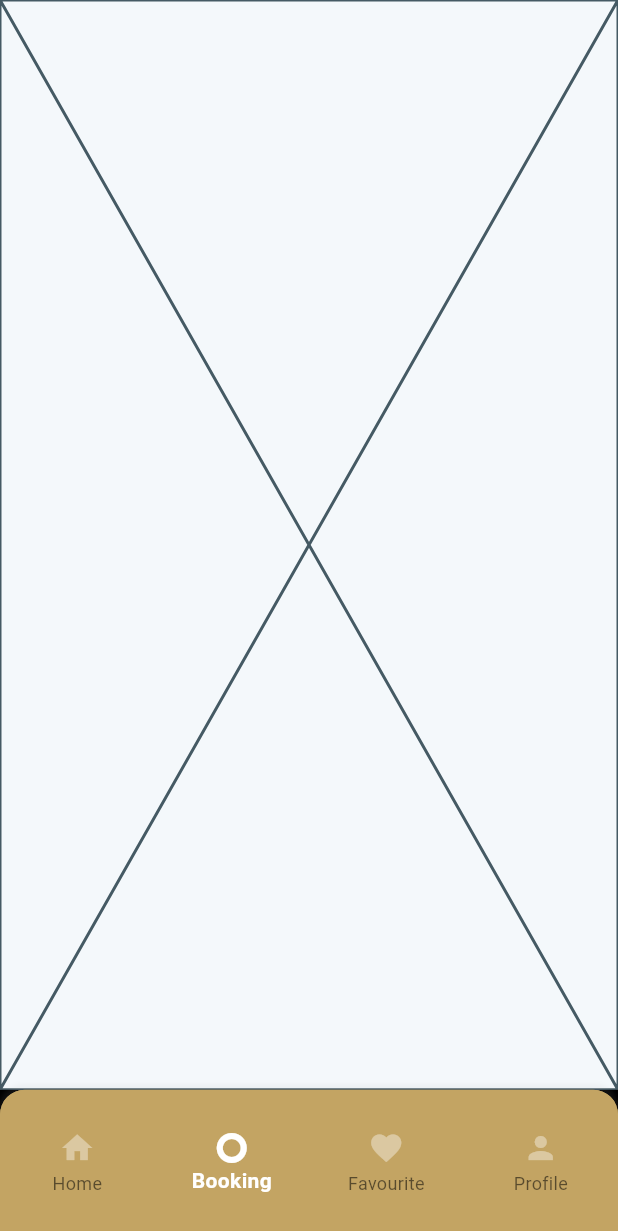
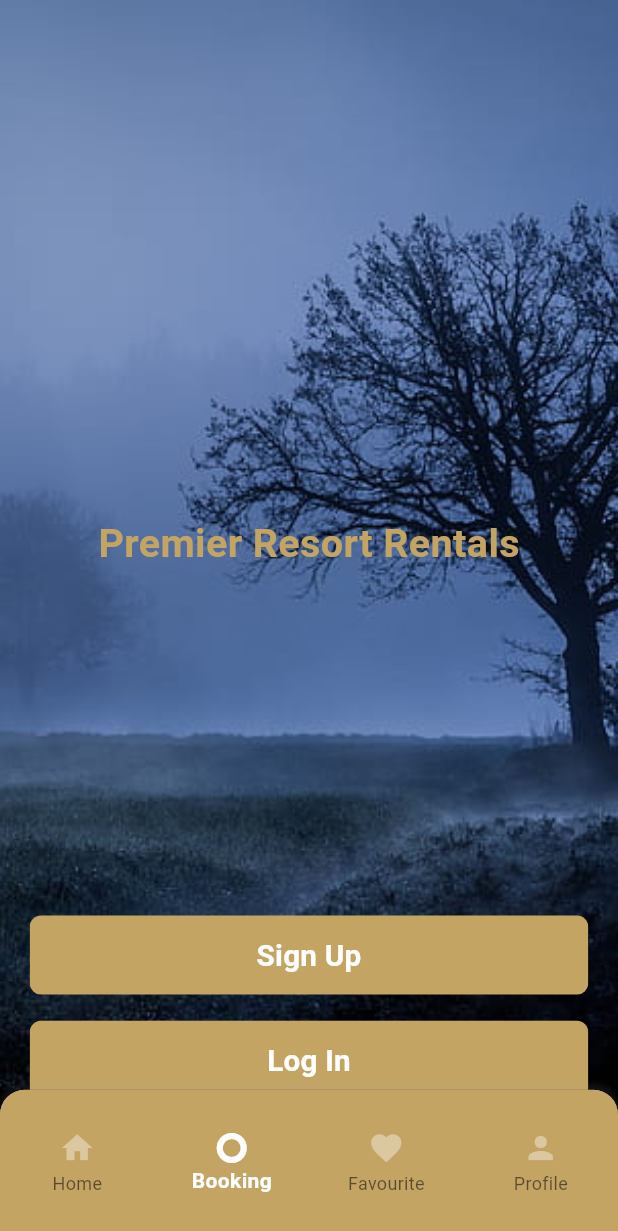
Before and after one commit to MunzurulAzam/parttime, a Flutter app: the screen it shows after launch, item 2 of the bottom bar chosen, on a phone screen of 412 x 824 dp. Shown: the top 1231 px of the screen. Run offline on Flutter 3.47's test engine with Material 3 defaults, Android fonts, the phone set to English and light mode, and no system bars; drawn by our look-alikes of auto_size_text; our stand-ins replace cached_network_image, carousel_slider, flutter_riverpod, flutter_screenutil, flutter_svg, shared_preferences; generated files the repository leaves out were written again; network calls fail; Roboto replaces fonts that are missing (Poppins); key blocks and very long unbroken strings in the code were emptied for the run.

Commit message:
trip_screen

```diff
--- a/lib/core/config/routes/app_routes.dart
+++ b/lib/core/config/routes/app_routes.dart
@@ -1,6 +1,7 @@
 import 'package:flutter/material.dart';
 import 'package:hotel_management/presentations/screens/home/home_screen.dart';
 import 'package:hotel_management/presentations/screens/home/navigation_screen.dart';
+import 'package:hotel_management/presentations/screens/trip/trip_screen.dart';
 import '../../../presentations/screens/splash/splash_screen.dart';
 import '../../exceptions/route_exceptions.dart';
 part 'route_name.dart';
@@ -25,6 +26,10 @@ class AppRoutes {
         return MaterialPageRoute(
           builder: (_) => const NavigationScreen(),
         );
+      case RouteName.staterPage:
+        return MaterialPageRoute(
+          builder: (_) => const TripScreens(),
+        );
       // case Routes.home:
       //   final AppArguments arguments = settings.arguments as AppArguments;
       //   return MaterialPageRoute(
--- a/lib/core/config/routes/route_name.dart
+++ b/lib/core/config/routes/route_name.dart
@@ -5,4 +5,5 @@ abstract class RouteName {
   static const splash = '/';
   static const home = '/home';
   static const navigationScreen = '/navigationScreen';
+  static const staterPage = '/staterPage';
 }
--- a/lib/core/constants/assets/app_images.dart
+++ b/lib/core/constants/assets/app_images.dart
@@ -4,4 +4,5 @@ class AppImages {
   ///png, jpej and jpg image path set
   static String get placeholder => 'placeholder'.png;
   static String get logo => 'logo'.png;
+  static String get bcImage => 'bcImage2'.jpg;
 }
--- a/lib/core/extensions/extensions.dart
+++ b/lib/core/extensions/extensions.dart
@@ -4,6 +4,7 @@ extension StringExtensions on String {
   String get svg => 'assets/icons/$this.svg';
   String get png => 'assets/images/$this.png';
   String get jpeg => 'assets/images/$this.jpeg';
+  String get jpg => 'assets/images/$this.jpg';
 
 
   get price => '\$$this';
--- a/lib/presentations/screens/home/home_screen_main.dart
+++ b/lib/presentations/screens/home/home_screen_main.dart
@@ -2,6 +2,7 @@ import 'package:auto_size_text/auto_size_text.dart';
 import 'package:flutter/material.dart';
 import 'package:flutter/widgets.dart';
 import 'package:flutter_screenutil/flutter_screenutil.dart';
+import 'package:hotel_management/core/config/routes/app_routes.dart';
 import 'package:hotel_management/core/constants/colors/app_colors.dart';
 import 'package:hotel_management/presentations/screens/home/widgets/carosole_slider.dart';
 import 'package:hotel_management/presentations/widgets/custom_text_field.dart';
@@ -56,6 +57,9 @@ class _HomeScreensState extends State<HomeScreens> {
                 mainAxisAlignment: MainAxisAlignment.spaceBetween,
                 children: [
                   OnProcessButtonWidget(
+                    onDone: (_) {
+                      Navigator.pushNamed(context, RouteName.staterPage);
+                    },
                     contentPadding: EdgeInsets.symmetric(horizontal: 35.w),
                     backgroundColor: AppColors.kPrimaryColor,
                     child: AutoSizeText('Exotic', style: TextStyle(fontSize: 14.sp, color: AppColors.kWhiteColor)),
--- a/lib/presentations/screens/trip/trip_screen.dart
+++ b/lib/presentations/screens/trip/trip_screen.dart
@@ -1,4 +1,9 @@
+import 'package:auto_size_text/auto_size_text.dart';
 import 'package:flutter/material.dart';
+import 'package:flutter_screenutil/flutter_screenutil.dart';
+import 'package:hotel_management/core/constants/assets/app_images.dart';
+import 'package:hotel_management/core/constants/colors/app_colors.dart';
+import 'package:hotel_management/presentations/widgets/on_process_button.dart';
 
 class TripScreens extends StatefulWidget {
   const TripScreens({super.key});
@@ -10,6 +15,63 @@ class TripScreens extends StatefulWidget {
 class _TripScreensState extends State<TripScreens> {
   @override
   Widget build(BuildContext context) {
-    return const Placeholder();
+    return Scaffold(
+      body: Stack(
+        children: [
+          Positioned.fill(
+            child: Image.asset(
+              AppImages.bcImage,
+              fit: BoxFit.cover,
+            ),
+          ),
+          Column(
+            children: [
+
+              300.verticalSpace,
+              Row(
+                mainAxisAlignment: MainAxisAlignment.center,
+                children: [
+                  Align(
+                    alignment: Alignment.center,
+                    child: AutoSizeText(
+                      'Premier Resort Rentals',
+                      style: TextStyle(fontSize: 24.sp, color: AppColors.kPrimaryColor, fontWeight: FontWeight.bold, ),
+                      overflow: TextOverflow.ellipsis,
+                      maxLines: 1,
+                      textAlign: TextAlign.center,
+
+                    ),
+                  ),
+                ],
+              ),
+              200.verticalSpace,
+              OnProcessButtonWidget(
+                contentPadding: EdgeInsets.symmetric(vertical: 10.h),
+                margin: EdgeInsets.symmetric(horizontal: 18.w),
+                child: AutoSizeText(
+                  'Sign Up',
+                  style: TextStyle(fontSize: 18.sp, color: AppColors.kWhiteColor),
+                  overflow: TextOverflow.ellipsis,
+                  maxLines: 1,
+                  textAlign: TextAlign.center,
+                ),
+              ),
+              15.verticalSpace,
+              OnProcessButtonWidget(
+                contentPadding: EdgeInsets.symmetric(vertical: 10.h),
+                margin: EdgeInsets.symmetric(horizontal: 18.w),
+                child: AutoSizeText(
+                  'Log In',
+                  style: TextStyle(fontSize: 18.sp, color: AppColors.kWhiteColor),
+                  overflow: TextOverflow.ellipsis,
+                  maxLines: 1,
+                  textAlign: TextAlign.center,
+                ),
+              ),
+            ],
+          ),
+        ],
+      ),
+    );
   }
 }
```
Also changed, not shown: assets/images/bcImage.jpg (added), assets/images/bcImage2.jpg (added), 1 other file.
